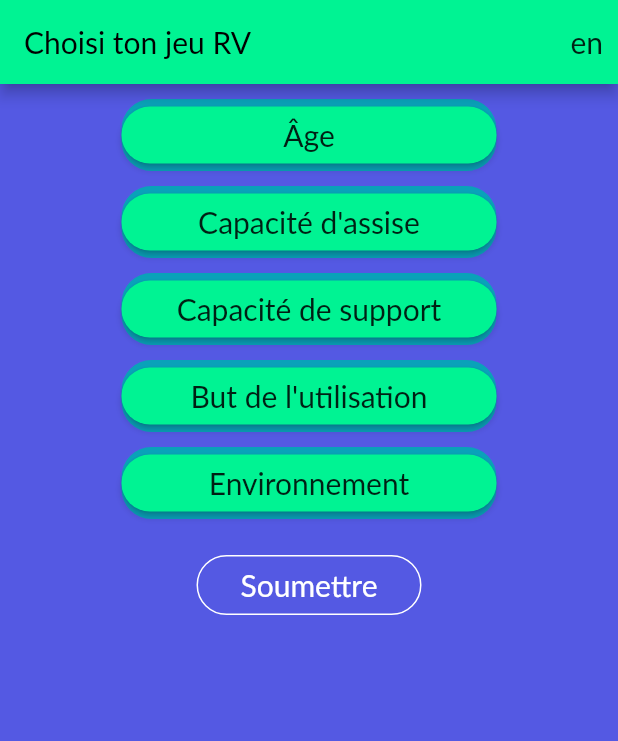
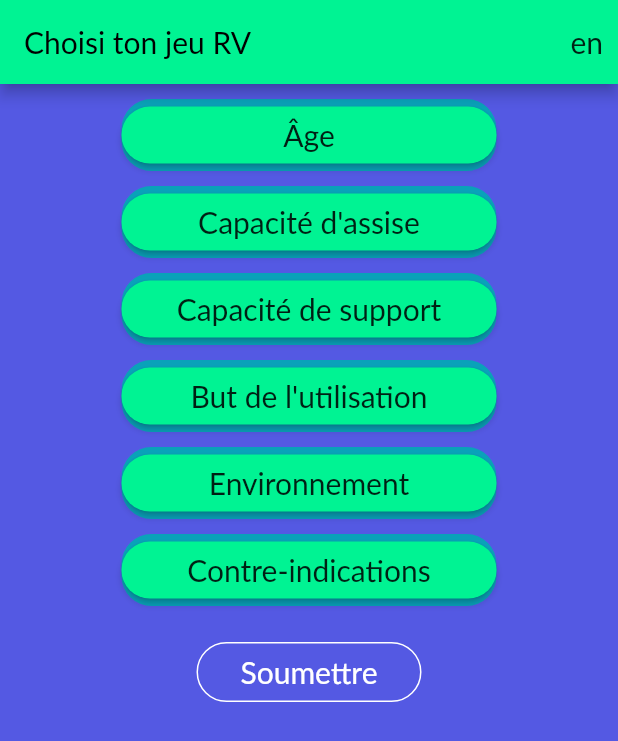
Before and after one commit to cr-crme/decide_vr, a Flutter app: the screen it shows after launch, on a phone screen of 412 x 824 dp. Shown: the top 741 px of the screen. Run offline on Flutter 3.47's test engine with Material 2 defaults, Android fonts, the phone set to English and light mode, and no system bars.

Commit message:
Added contraindications

```diff
--- a/lib/common/misc/locale_text.dart
+++ b/lib/common/misc/locale_text.dart
@@ -60,5 +60,8 @@ class LocaleText with ChangeNotifier {
   String get environment =>
       {'en': 'Environment', 'fr': 'Environnement'}[language]!;
 
+  String get contraindications =>
+      {'en': 'Contraindications', 'fr': 'Contre-indications'}[language]!;
+
   String get submit => {'en': 'Submit', 'fr': 'Soumettre'}[language]!;
 }
--- /dev/null
+++ b/lib/common/models/contraindications.dart
@@ -0,0 +1,35 @@
+import 'package:provider/provider.dart';
+
+import './option.dart';
+import '../misc/locale_text.dart';
+import '../providers/answers.dart';
+
+class Contraindications implements Option {
+  // This is not a real option, but it can be used as a template to create new
+  // options
+
+  Contraindications() : choice = -1;
+  Contraindications._fromChoice(this.choice);
+
+  final int choice;
+  static Contraindications get option1 => Contraindications._fromChoice(0);
+  static Contraindications get option2 => Contraindications._fromChoice(1);
+
+  @override
+  String title(context, {listen = true}) {
+    switch (choice) {
+      case 0:
+        return LocaleText.of(context, listen: listen).template;
+      case 1:
+        return LocaleText.of(context, listen: listen).template;
+      default:
+        return LocaleText.of(context, listen: listen).template;
+    }
+  }
+
+  @override
+  void clickAnswerCallback(context) {
+    final answers = Provider.of<Answers>(context, listen: false);
+    answers.contraindications = this;
+  }
+}
--- a/lib/common/providers/answers.dart
+++ b/lib/common/providers/answers.dart
@@ -1,6 +1,7 @@
 import 'package:flutter/foundation.dart';
 
 import '../models/age.dart';
+import '../models/contraindications.dart';
 import '../models/environment.dart';
 import '../models/game_goal.dart';
 import '../models/option_template.dart';
@@ -14,12 +15,14 @@ class Answers extends ChangeNotifier {
     standingAbility,
     gameGoal,
     environment,
+    contraindications,
   })  : _age = age ?? Age.all,
         _sittingAbility = sittingAbility ?? SittingAbility.dynamicWithSupport,
         _standingAbility =
             standingAbility ?? StandingAbility.dynamicWithSupport,
         _gameGoal = gameGoal ?? GameGoal.endurance,
         _environment = environment ?? Environment.option1,
+        _contraindications = contraindications ?? Contraindications.option1,
         _template = OptionTemplate.option1;
 
   Age _age;
@@ -57,6 +60,13 @@ class Answers extends ChangeNotifier {
     notifyListeners();
   }
 
+  Contraindications _contraindications;
+  Contraindications get contraindications => _contraindications;
+  set contraindications(Contraindications value) {
+    _contraindications = value;
+    notifyListeners();
+  }
+
   OptionTemplate _template;
   OptionTemplate get template => _template;
   set template(OptionTemplate value) {
--- a/lib/common/widgets/submit_button.dart
+++ b/lib/common/widgets/submit_button.dart
@@ -28,7 +28,8 @@ class SubmitButton extends StatelessWidget {
         '${LocaleText.of(context, listen: false).sittingAbility}: ${answers.sittingAbility.title(context, listen: false)}\n'
         '${LocaleText.of(context, listen: false).standingAbility}: ${answers.standingAbility.title(context, listen: false)}\n'
         '${LocaleText.of(context, listen: false).gameGoal}: ${answers.gameGoal.title(context, listen: false)}\n'
-        '${LocaleText.of(context, listen: false).environment}: ${answers.environment.title(context, listen: false)}\n',
+        '${LocaleText.of(context, listen: false).environment}: ${answers.environment.title(context, listen: false)}\n'
+        '${LocaleText.of(context, listen: false).contraindications}: ${answers.contraindications.title(context, listen: false)}\n',
       ),
     );
 
--- a/lib/screens/fill_info_screen.dart
+++ b/lib/screens/fill_info_screen.dart
@@ -2,6 +2,7 @@ import 'package:flutter/material.dart';
 
 import '../common/misc/locale_text.dart';
 import '../common/models/age.dart';
+import '../common/models/contraindications.dart';
 import '../common/models/environment.dart';
 import '../common/models/game_goal.dart';
 import '../common/models/sitting_ability.dart';
@@ -94,6 +95,16 @@ class FillingInfoScreen extends StatelessWidget {
                 ),
               ),
               Padding(
+                padding: EdgeInsets.only(top: _spacing),
+                child: SectionButton(
+                  LocaleText.of(context).contraindications,
+                  options: [Contraindications.option1],
+                  width: _buttonWidth,
+                  cornerRadius: _buttonRadius,
+                  defaultOption: DefaultOption.first,
+                ),
+              ),
+              Padding(
                 padding: const EdgeInsets.symmetric(vertical: 20.0),
                 child: SubmitButton(
                   LocaleText.of(context).submit,
```
